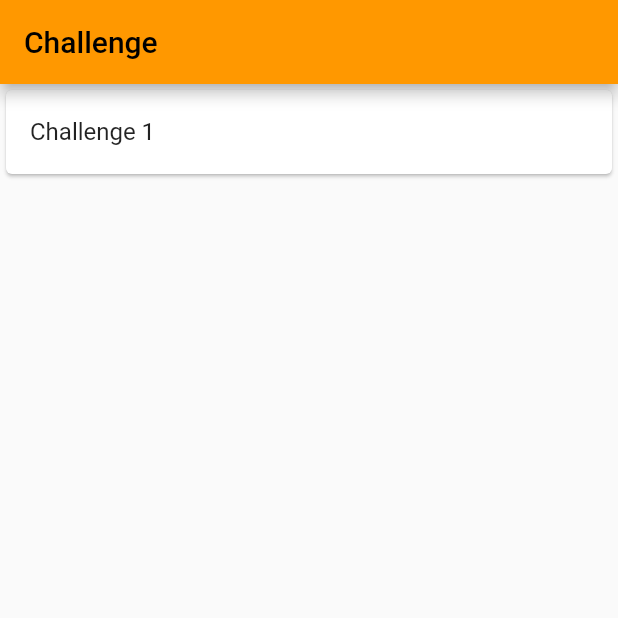
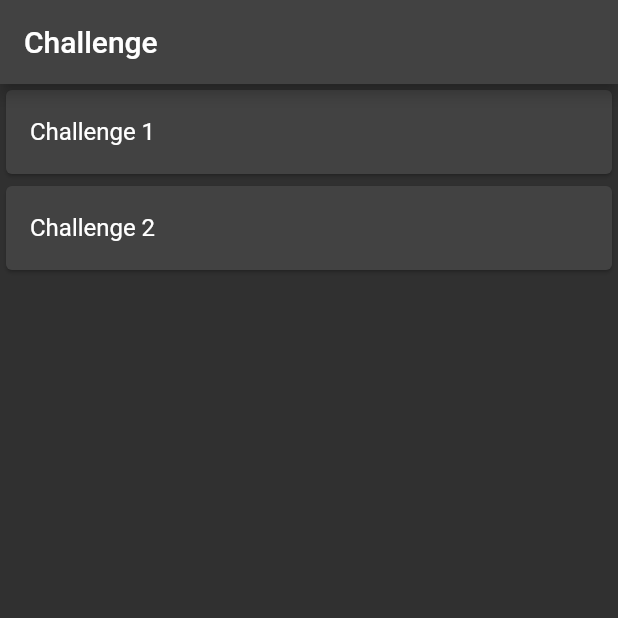
Before and after one commit to brahmed/Container-ui-challenge, a Flutter app: the screen it shows after launch, on a phone screen of 412 x 824 dp, the top half of it. Run offline on Flutter 3.47's test engine with Material 2 defaults, Android fonts, the phone set to English and light mode, and no system bars.

Commit message:
Challenge 2 complete, Header ⛩️

```diff
--- a/lib/main.dart
+++ b/lib/main.dart
@@ -1,5 +1,5 @@
-import 'package:container_challenge/pages/src/challenge1.dart';
 import 'package:flutter/material.dart';
+
 import '../pages/pages.dart';
 
 void main() {
@@ -13,13 +13,12 @@
   Widget build(BuildContext context) {
     return MaterialApp(
       title: 'Challenge',
-      theme: ThemeData(
-        primarySwatch: Colors.orange,
-      ),
+      theme: ThemeData.dark(),
       initialRoute: '/',
       routes: {
         HomePage.route: (context) => const HomePage(),
         Challenge1.route: (context) => const Challenge1(title: "Challenge 1"),
+        Challenge2.route: (context) => const Challenge2(title: "Challenge 2"),
       },
     );
   }
@@ -38,6 +37,7 @@
       ),
       body: ListView(
         children: [
+          // Challenge 1
           InkWell(
             onTap: () => Navigator.pushNamed(context, Challenge1.route),
             child: const Card(
@@ -46,6 +46,16 @@
               ),
             ),
           ),
+
+          // Challenge 2
+          InkWell(
+            onTap: () => Navigator.pushNamed(context, Challenge2.route),
+            child: const Card(
+              child: ListTile(
+                title: Text("Challenge 2"),
+              ),
+            ),
+          ),
         ],
       ),
     );
--- a/lib/pages/pages.dart
+++ b/lib/pages/pages.dart
@@ -0,0 +1,2 @@
+export '../pages/src/challenge1.dart';
+export '../pages/src/challenge2.dart';
```
Also changed, not shown: lib/pages/src/challenge2.dart (added, +42 -0 lines), lib/pages/src/challenge1.dart (line endings or trailing spaces).
